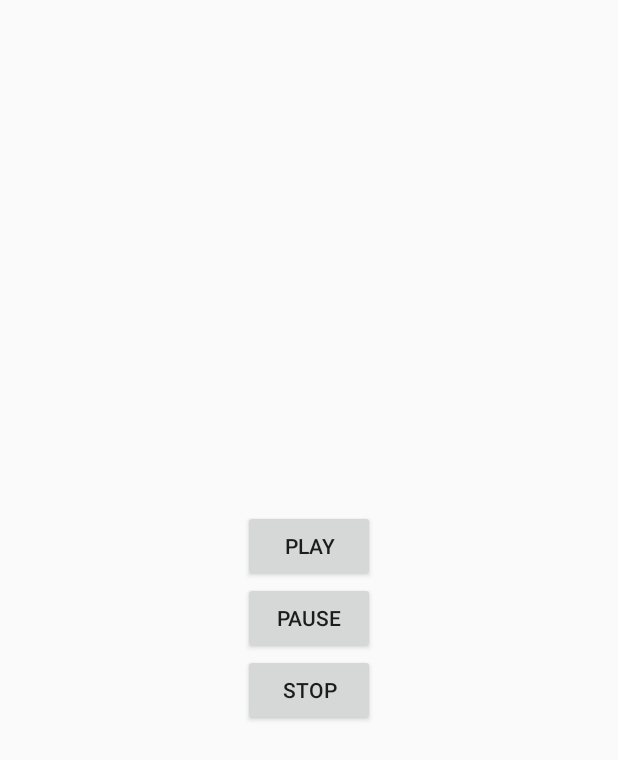
After one commit to neo2470/AndroidAPIGuides, an Android app: the MusicPlayerActivity screen opened directly, with no data from a screen before it, on a phone screen of 412 x 824 dp. The commit adds this screen. Shown: the top 760 px of the screen. Run offline under Robolectric (Android 15) with nearby library versions, the phone set to English and light mode, and no system bars.

Commit message:
do some trainings about service

```diff
--- a/app/src/main/AndroidManifest.xml
+++ b/app/src/main/AndroidManifest.xml
@@ -61,12 +61,16 @@
         <activity android:name=".FragmentActivity" />
         <activity android:name=".LoaderActivity" />
         <activity android:name=".ServiceActivity" />
+        <activity android:name=".TimerActivity" />
+        <activity android:name=".MusicPlayerActivity" />
 
         <service android:name="com.alex.entity.SimpleService" />
         <service android:name="com.alex.entity.IntentServiceTest" />
         <service android:name="com.alex.entity.HelloService" />
         <service android:name="com.alex.entity.LocalService" />
         <service android:name="com.alex.entity.MessengerService" />
+        <service android:name="com.alex.entity.TimerService" />
+        <service android:name="com.alex.entity.MusicService" />
     </application>
 
 </manifest>
--- /dev/null
+++ b/app/src/main/java/com/alex/androidapiguides/MusicPlayerActivity.java
@@ -0,0 +1,83 @@
+package com.alex.androidapiguides;
+
+import android.content.ComponentName;
+import android.content.Intent;
+import android.content.ServiceConnection;
+import android.os.Bundle;
+import android.os.IBinder;
+import android.os.Message;
+import android.os.Messenger;
+import android.os.RemoteException;
+import android.view.View;
+
+import com.alex.entity.MusicService;
+
+/**
+ * Created by alex on 15-11-5.
+ */
+public class MusicPlayerActivity extends BaseActivity {
+
+    @Override
+    protected void onCreate(Bundle savedInstanceState) {
+        super.onCreate(savedInstanceState);
+        setContentView(R.layout.activity_music_player);
+
+        mConnection = new ServiceConnection() {
+
+            @Override
+            public void onServiceConnected(ComponentName name, IBinder service) {
+                mSender = new Messenger(service);
+            }
+
+            @Override
+            public void onServiceDisconnected(ComponentName name) {
+                mSender = null;
+            }
+        };
+    }
+
+    public void onClick(View view) {
+
+        Message msg = Message.obtain();
+
+        switch (view.getId()) {
+            case R.id.play : {
+                msg.what = MusicService.PLAYER_PLAY;
+                break;
+            }
+            case R.id.pause : {
+                msg.what = MusicService.PLAYER_PAUSE;
+                break;
+            }
+            case R.id.stop : {
+                msg.what = MusicService.PLAYER_STOP;
+                break;
+            }
+        }
+
+        try {
+            mSender.send(msg);
+        } catch (RemoteException e) {
+            e.printStackTrace();
+        }
+    }
+
+    @Override
+    protected void onStart() {
+        super.onStart();
+
+        Intent intent = new Intent(this, MusicService.class);
+        bindService(intent, mConnection, BIND_AUTO_CREATE);
+    }
+
+    @Override
+    protected void onStop() {
+        super.onStop();
+        if(null != mConnection) {
+            unbindService(mConnection);
+        }
+    }
+
+    private Messenger mSender;
+    private ServiceConnection mConnection;
+}
--- /dev/null
+++ b/app/src/main/res/layout/activity_music_player.xml
@@ -0,0 +1,32 @@
+<?xml version="1.0" encoding="utf-8"?>
+<RelativeLayout xmlns:android="http://schemas.android.com/apk/res/android"
+    android:layout_width="match_parent"
+    android:layout_height="match_parent">
+
+    <Button
+        android:id="@+id/pause"
+        android:layout_width="wrap_content"
+        android:layout_height="wrap_content"
+        android:layout_centerInParent="true"
+        android:onClick="onClick"
+        android:text="Pause" />
+
+    <Button
+        android:id="@+id/play"
+        android:layout_width="wrap_content"
+        android:layout_height="wrap_content"
+        android:layout_above="@id/pause"
+        android:layout_alignLeft="@id/pause"
+        android:onClick="onClick"
+        android:text="Play" />
+
+    <Button
+        android:id="@+id/stop"
+        android:layout_width="wrap_content"
+        android:layout_height="wrap_content"
+        android:layout_alignLeft="@id/pause"
+        android:layout_below="@id/pause"
+        android:onClick="onClick"
+        android:text="Stop" />
+
+</RelativeLayout>
```
Also changed, not shown: app/src/main/java/com/alex/androidapiguides/ServiceActivity.java (+11 -50 lines), app/src/main/java/com/alex/androidapiguides/TimerActivity.java (added, +95 -0 lines), app/src/main/java/com/alex/entity/MusicService.java (added, +70 -0 lines), app/src/main/java/com/alex/entity/TimerService.java (+40 -3 lines), app/src/main/res/layout/acitivity_timer.xml (added, +22 -0 lines), app/src/main/res/layout/activity_service.xml (+8 -9 lines), 1 other file.
